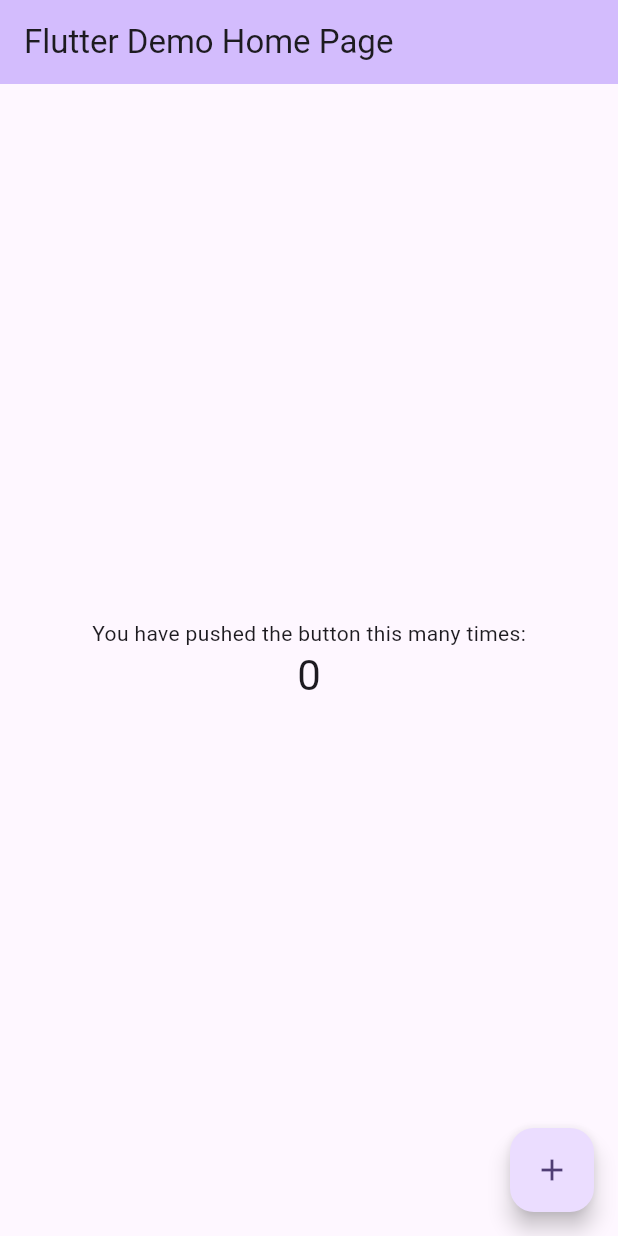
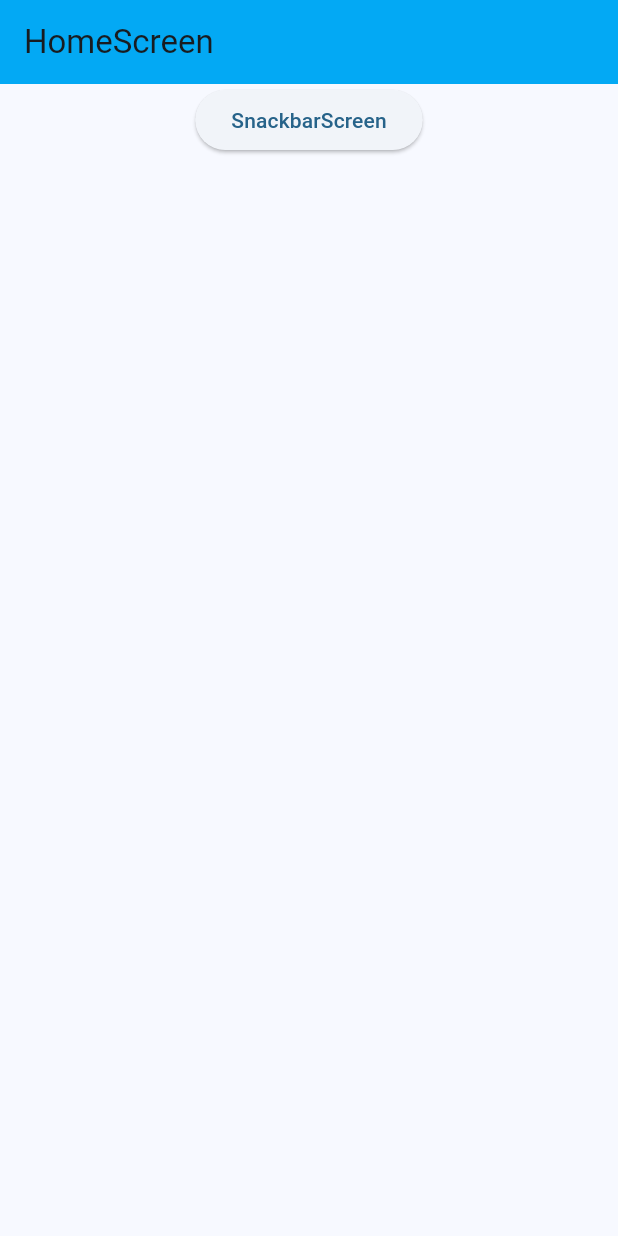
Before and after one commit to FAHIMSHAKIL102/flutter_akshit_practice, a Flutter app: the screen it shows after launch, on a phone screen of 412 x 824 dp. Run offline on Flutter 3.47's test engine with Material 3 defaults, Android fonts, the phone set to English and light mode, and no system bars.

Commit message:
add_snackbar

```diff
--- /dev/null
+++ b/lib/home_screen.dart
@@ -0,0 +1,28 @@
+import 'package:flutter/material.dart';
+import 'package:flutter_akshit_practice/snackbar_screen.dart';
+
+class HomeScreen extends StatelessWidget {
+  const HomeScreen({super.key});
+
+  @override
+  Widget build(BuildContext context) {
+    return Scaffold(
+      appBar: AppBar(title: Text('HomeScreen')),
+      body: Column(
+        children: [
+          Center(
+            child: ElevatedButton(
+              onPressed: () {
+                Navigator.push(
+                  context,
+                  MaterialPageRoute(builder: (context) => SnackbarScreen()),
+                );
+              },
+              child: Text('SnackbarScreen'),
+            ),
+          ),
+        ],
+      ),
+    );
+  }
+}
--- a/lib/main.dart
+++ b/lib/main.dart
@@ -1,4 +1,5 @@
 import 'package:flutter/material.dart';
+import 'package:flutter_akshit_practice/home_screen.dart';
 
 void main() {
   runApp(const MyApp());
@@ -7,116 +8,17 @@ void main() {
 class MyApp extends StatelessWidget {
   const MyApp({super.key});
 
-  // This widget is the root of your application.
   @override
   Widget build(BuildContext context) {
     return MaterialApp(
-      title: 'Flutter Demo',
+      debugShowCheckedModeBanner: false,
       theme: ThemeData(
-        // This is the theme of your application.
-        //
-        // TRY THIS: Try running your application with "flutter run". You'll see
-        // the application has a purple toolbar. Then, without quitting the app,
-        // try changing the seedColor in the colorScheme below to Colors.green
-        // and then invoke "hot reload" (save your changes or press the "hot
-        // reload" button in a Flutter-supported IDE, or press "r" if you used
-        // the command line to start the app).
-        //
-        // Notice that the counter didn't reset back to zero; the application
-        // state is not lost during the reload. To reset the state, use hot
-        // restart instead.
-        //
-        // This works for code too, not just values: Most code changes can be
-        // tested with just a hot reload.
-        colorScheme: .fromSeed(seedColor: Colors.deepPurple),
+        colorScheme: ColorScheme.fromSeed(seedColor: Colors.lightBlue),
+        primaryColor: Colors.lightBlue,
+        primarySwatch: Colors.lightBlue,
+        appBarTheme: AppBarTheme(backgroundColor: Colors.lightBlue),
       ),
-      home: const MyHomePage(title: 'Flutter Demo Home Page'),
+      home: HomeScreen(),
     );
   }
 }
-
-class MyHomePage extends StatefulWidget {
-  const MyHomePage({super.key, required this.title});
-
-  // This widget is the home page of your application. It is stateful, meaning
-  // that it has a State object (defined below) that contains fields that affect
-  // how it looks.
-
-  // This class is the configuration for the state. It holds the values (in this
-  // case the title) provided by the parent (in this case the App widget) and
-  // used by the build method of the State. Fields in a Widget subclass are
-  // always marked "final".
-
-  final String title;
-
-  @override
-  State<MyHomePage> createState() => _MyHomePageState();
-}
-
-class _MyHomePageState extends State<MyHomePage> {
-  int _counter = 0;
-
-  void _incrementCounter() {
-    setState(() {
-      // This call to setState tells the Flutter framework that something has
-      // changed in this State, which causes it to rerun the build method below
-      // so that the display can reflect the updated values. If we changed
-      // _counter without calling setState(), then the build method would not be
-      // called again, and so nothing would appear to happen.
-      _counter++;
-    });
-  }
-
-  @override
-  Widget build(BuildContext context) {
-    // This method is rerun every time setState is called, for instance as done
-    // by the _incrementCounter method above.
-    //
-    // The Flutter framework has been optimized to make rerunning build methods
-    // fast, so that you can just rebuild anything that needs updating rather
-    // than having to individually change instances of widgets.
-    return Scaffold(
-      appBar: AppBar(
-        // TRY THIS: Try changing the color here to a specific color (to
-        // Colors.amber, perhaps?) and trigger a hot reload to see the AppBar
-        // change color while the other colors stay the same.
-        backgroundColor: Theme.of(context).colorScheme.inversePrimary,
-        // Here we take the value from the MyHomePage object that was created by
-        // the App.build method, and use it to set our appbar title.
-        title: Text(widget.title),
-      ),
-      body: Center(
-        // Center is a layout widget. It takes a single child and positions it
-        // in the middle of the parent.
-        child: Column(
-          // Column is also a layout widget. It takes a list of children and
-          // arranges them vertically. By default, it sizes itself to fit its
-          // children horizontally, and tries to be as tall as its parent.
-          //
-          // Column has various properties to control how it sizes itself and
-          // how it positions its children. Here we use mainAxisAlignment to
-          // center the children vertically; the main axis here is the vertical
-          // axis because Columns are vertical (the cross axis would be
-          // horizontal).
-          //
-          // TRY THIS: Invoke "debug painting" (choose the "Toggle Debug Paint"
-          // action in the IDE, or press "p" in the console), to see the
-          // wireframe for each widget.
-          mainAxisAlignment: .center,
-          children: [
-            const Text('You have pushed the button this many times:'),
-            Text(
-              '$_counter',
-              style: Theme.of(context).textTheme.headlineMedium,
-            ),
-          ],
-        ),
-      ),
-      floatingActionButton: FloatingActionButton(
-        onPressed: _incrementCounter,
-        tooltip: 'Increment',
-        child: const Icon(Icons.add),
-      ),
-    );
-  }
-}
```
Also changed, not shown: lib/snackbar_screen.dart (added, +27 -0 lines).
